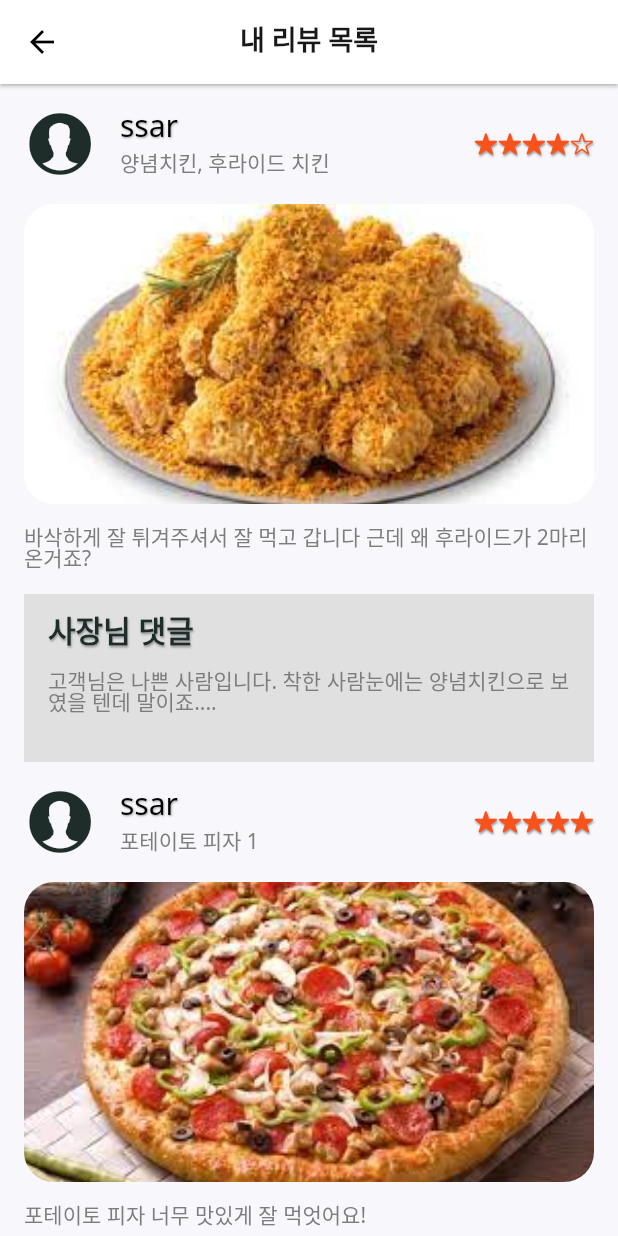
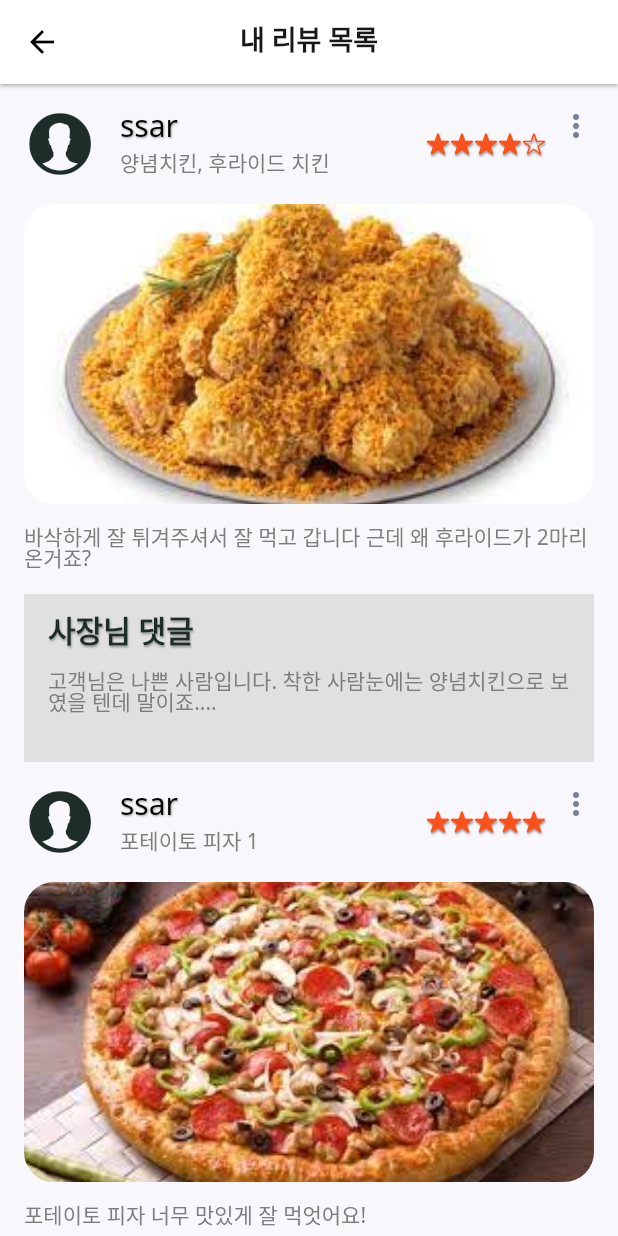
Before and after one commit to Sylar0012/final_project_beamin_app, a Flutter app: the ReviewList screen opened directly, on a phone screen of 412 x 824 dp. Run offline on Flutter 3.47's test engine with Material 2 defaults, Android fonts, the phone set to English and light mode, and no system bars; our stand-ins replace card_swiper, google_fonts.

Commit message:
내 리뷰 상호작용 다이얼로그 추가

```diff
--- a/lib/view/pages/main/components/my_alert_dialog.dart
+++ b/lib/view/pages/main/components/my_alert_dialog.dart
@@ -5,7 +5,8 @@ import 'package:flutter/material.dart';
 import 'package:google_fonts/google_fonts.dart';
 
 class MyAlertDialog extends StatelessWidget {
-  const MyAlertDialog({Key? key}) : super(key: key);
+  final String text;
+  const MyAlertDialog({required this.text, Key? key}) : super(key: key);
 
   @override
   Widget build(BuildContext context) {
@@ -34,8 +35,8 @@ class MyAlertDialog extends StatelessWidget {
                         onPressed: () {},
                       ),
                       TextButton(
-                        child: const Text(
-                          '주문내역 삭제',
+                        child: Text(
+                          '${text} 삭제',
                           style: TextStyle(fontSize: 16, color: Colors.red),
                         ),
                         onPressed: () {},
--- a/lib/view/pages/main/order_list/order_list.dart
+++ b/lib/view/pages/main/order_list/order_list.dart
@@ -74,7 +74,7 @@ Widget _bulidStore(BuildContext context, String orderDay, String ordeyState, Str
                     ],
                   ),
                 ),
-                MyAlertDialog(),
+                MyAlertDialog(text: "주문내역"),
               ],
             ),
             SizedBox(height: gap_xs),
--- a/lib/view/pages/review_list/reivew_list.dart
+++ b/lib/view/pages/review_list/reivew_list.dart
@@ -1,6 +1,7 @@
 import 'package:final_project_beamin_app/constants.dart';
 import 'package:final_project_beamin_app/size.dart';
 import 'package:final_project_beamin_app/theme.dart';
+import 'package:final_project_beamin_app/view/pages/main/components/my_alert_dialog.dart';
 import 'package:flutter/cupertino.dart';
 import 'package:flutter/material.dart';
 
@@ -170,6 +171,11 @@ Widget _bulidUserReview(String nickName, String orderList, starPoint) {
         for (int i = 0; i < starPoint; i++) StarIcon(CupertinoIcons.star_fill, 16),
         if (starPoint < 5)
           for (int i = 0; i < 5 - starPoint; i++) StarIcon(CupertinoIcons.star, 16),
+        SizedBox(width: gap_xs),
+        Container(
+          height: 48,
+          child: Align(alignment: Alignment.topCenter, child: MyAlertDialog(text: "리뷰")),
+        ),
       ],
     ),
   );
```
